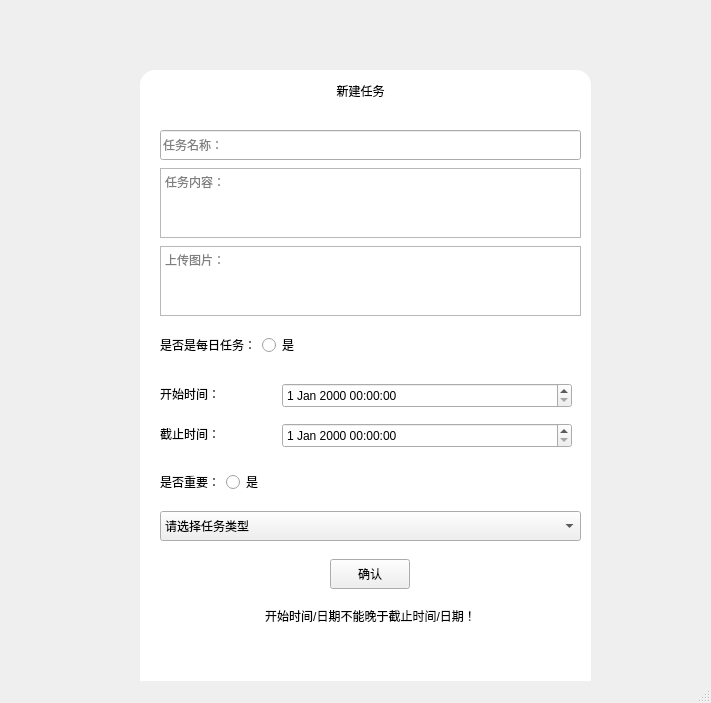
Qt form frontend/add_task.ui (AiDahanwen/BUAA_2024_Python_Project) before a commit.
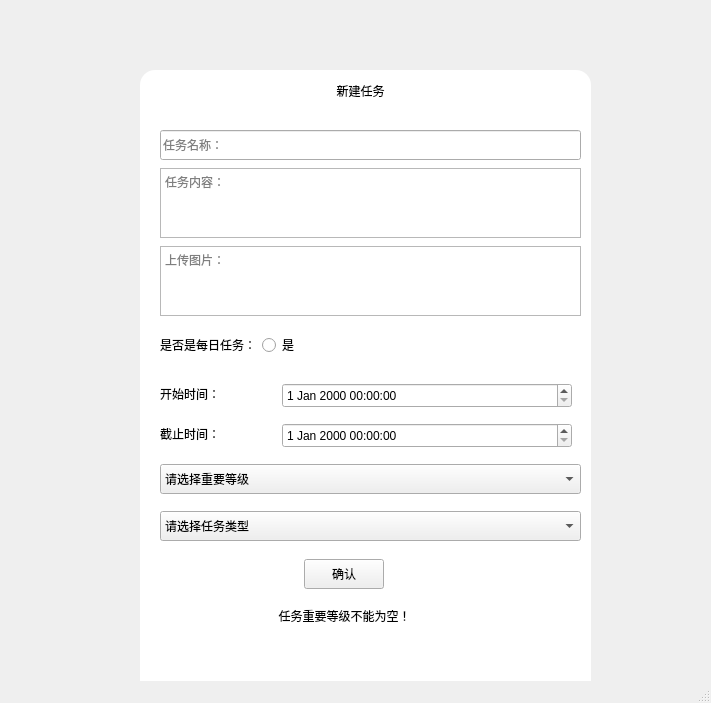
The same form after that commit. Icons and pictures are not drawn.

What changed in the file:
```diff
--- a/frontend/add_task.ui
+++ b/frontend/add_task.ui
@@ -546,30 +546,43 @@
          <property name="leftMargin">
           <number>0</number>
          </property>
+         <property name="rightMargin">
+          <number>0</number>
+         </property>
          <item>
-          <widget class="QLabel" name="label_7">
-           <property name="sizePolicy">
-            <sizepolicy hsizetype="Expanding" vsizetype="Preferred">
-             <horstretch>1</horstretch>
-             <verstretch>0</verstretch>
-            </sizepolicy>
-           </property>
-           <property name="text">
-            <string>是否重要：</string>
-           </property>
-          </widget>
-         </item>
-         <item>
-          <widget class="QRadioButton" name="radioButton_Add_is_important">
+          <widget class="QComboBox" name="comboBox_important">
            <property name="sizePolicy">
             <sizepolicy hsizetype="Expanding" vsizetype="Fixed">
-             <horstretch>10</horstretch>
+             <horstretch>5</horstretch>
              <verstretch>0</verstretch>
             </sizepolicy>
            </property>
-           <property name="text">
-            <string>是</string>
+           <property name="minimumSize">
+            <size>
+             <width>0</width>
+             <height>30</height>
+            </size>
            </property>
+           <item>
+            <property name="text">
+             <string>请选择重要等级</string>
+            </property>
+           </item>
+           <item>
+            <property name="text">
+             <string>不重要</string>
+            </property>
+           </item>
+           <item>
+            <property name="text">
+             <string>一般重要</string>
+            </property>
+           </item>
+           <item>
+            <property name="text">
+             <string>特别重要</string>
+            </property>
+           </item>
           </widget>
          </item>
         </layout>
@@ -692,7 +705,7 @@
       <rect>
        <x>40</x>
        <y>480</y>
-       <width>381</width>
+       <width>329</width>
        <height>95</height>
       </rect>
      </property>
@@ -725,7 +738,7 @@
          </size>
         </property>
         <property name="currentIndex">
-         <number>2</number>
+         <number>4</number>
         </property>
         <widget class="QWidget" name="page"/>
         <widget class="QWidget" name="page_task_void">
@@ -776,6 +789,20 @@
           </item>
          </layout>
         </widget>
+        <widget class="QWidget" name="page_4">
+         <layout class="QHBoxLayout" name="horizontalLayout">
+          <item>
+           <widget class="QLabel" name="label_7">
+            <property name="text">
+             <string>任务重要等级不能为空！</string>
+            </property>
+            <property name="alignment">
+             <set>Qt::AlignCenter</set>
+            </property>
+           </widget>
+          </item>
+         </layout>
+        </widget>
        </widget>
       </item>
      </layout>
```
Left out of the diff: 2 changed lines with no effect on the pictures.
